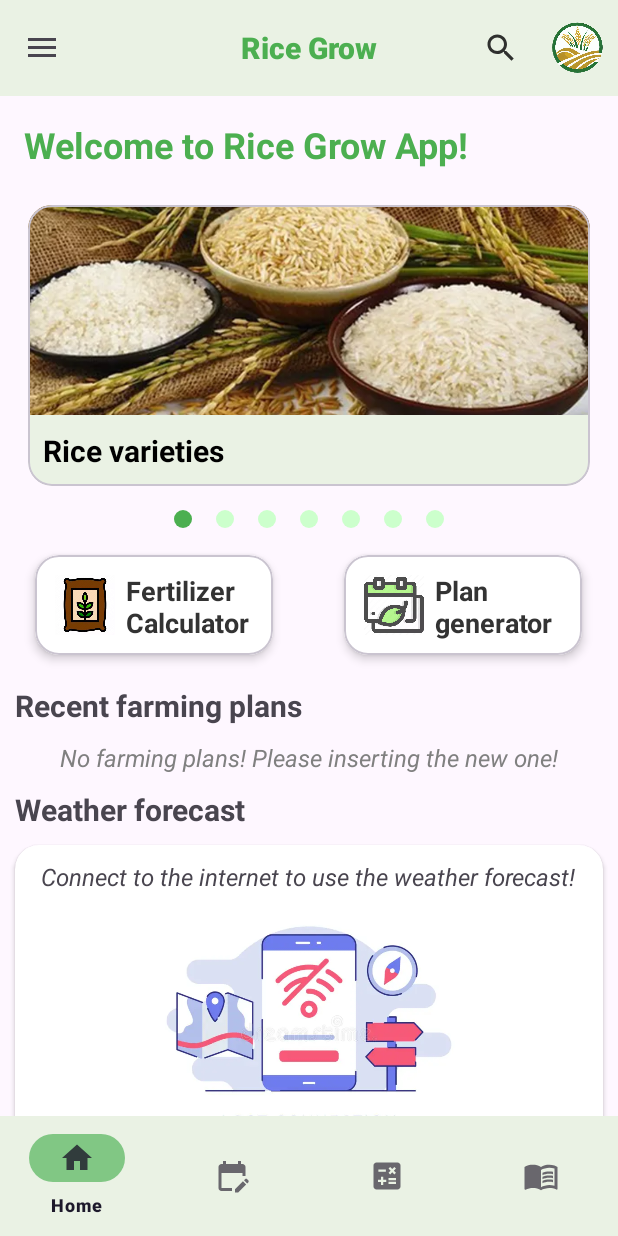
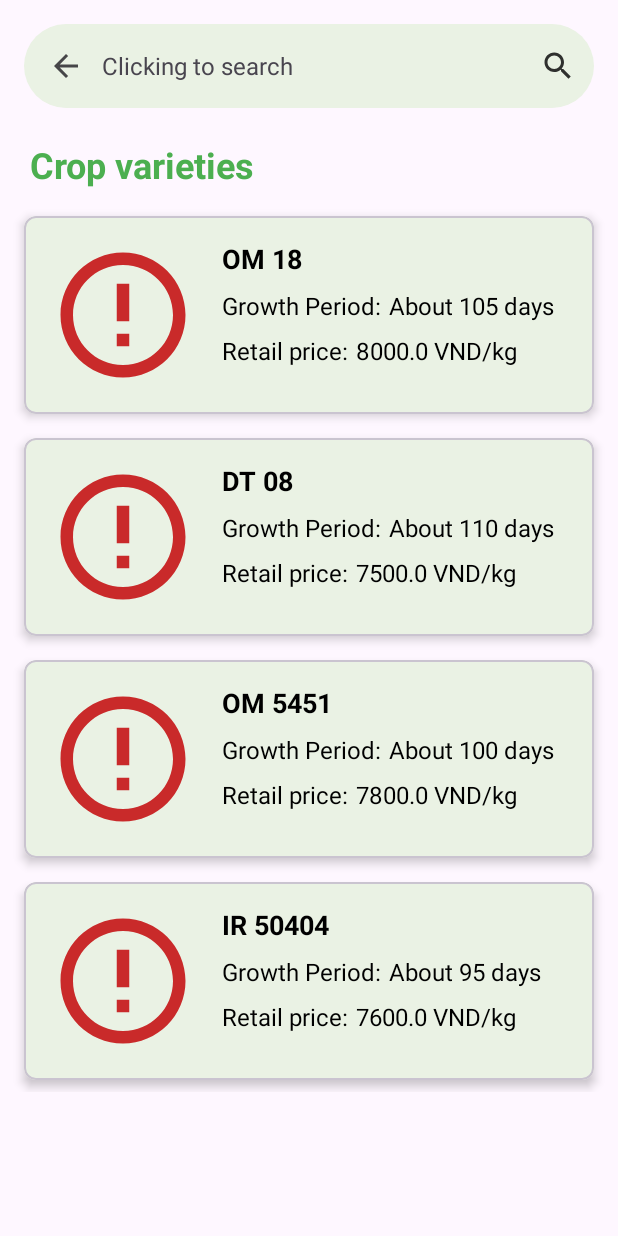
Before and after one commit to Hunter1725/RiceGrow, an Android app: the screen it shows after launch once a user with an empty profile is signed in (MainActivity before the commit, ListCrop after it), after a tap on "Rice varieties", on a phone screen of 412 x 824 dp. Run offline under Robolectric (Android 15) with nearby library versions, the phone set to English and light mode, and no system bars; our stand-ins replace Firebase (no records; nobody signed in at launch, a user with empty details on screens opened directly), Room's generated code; pictures from the network do not load.

Commit message:
Fix something

```diff
--- a/app/src/main/java/com/example/ricegrow/Activity/Main/SwipeViewAdapter.java
+++ b/app/src/main/java/com/example/ricegrow/Activity/Main/SwipeViewAdapter.java
@@ -11,6 +11,7 @@ import androidx.annotation.NonNull;
 import androidx.recyclerview.widget.RecyclerView;
 import androidx.viewpager2.widget.ViewPager2;
 
+import com.example.ricegrow.Activity.Knowledge.Management.Crop.ListCrop;
 import com.example.ricegrow.Activity.Knowledge.Management.DeficienciesToxicities.ListDeftox;
 import com.example.ricegrow.Activity.Knowledge.Management.Disease.ListDisease;
 import com.example.ricegrow.Activity.Knowledge.Management.Pest.ListPest;
@@ -48,7 +49,9 @@ public class SwipeViewAdapter extends RecyclerView.Adapter<SwipeViewAdapter.View
             @Override
             public void onClick(View v) {
                 String title = swipeModels.get(position).getTitle();
-                if (title.equals(context.getString(R.string.pests))) {
+                if (title.equals(context.getString(R.string.rice_varieties))) {
+                    context.startActivity(new Intent(context, ListCrop.class));
+                } else if (title.equals(context.getString(R.string.pests))) {
                     context.startActivity(new Intent(context, ListPest.class));
                 } else if (title.equals(context.getString(R.string.diseases))) {
                     context.startActivity(new Intent(context, ListDisease.class));
--- a/app/src/main/java/com/example/ricegrow/DatabaseFiles/RiceGrowDatabase.java
+++ b/app/src/main/java/com/example/ricegrow/DatabaseFiles/RiceGrowDatabase.java
@@ -1367,8 +1367,8 @@ public abstract class RiceGrowDatabase extends RoomDatabase {
             stages.add(stages8);
             Stages stages9 = new Stages("Dough", "Hạt chín sáp", 9, "The dough stage is a significant phase in the growth of rice crops. It refers to the stage when the rice grains become firm and undergo a transition from a milky texture to a dough-like consistency. During this stage, the grains continue to accumulate starch, and their moisture content decreases. The grains become denser and more compact, and their color may change from translucent to a light yellowish hue. \n" +
                     "The dough stage is critical for determining the optimal time for harvest, as the grains reach their maximum size and develop their characteristic texture. It is important to closely monitor the crop during this stage to ensure that the grains mature properly and attain the desired quality. Adequate irrigation, nutrient management, and pest control are essential for supporting grain development and maximizing yield. Overall, the dough stage marks a crucial milestone in the rice crop's growth, indicating that the grains are nearing maturity and approaching harvest readiness.",
-                    "The dough stage is a significant phase in the growth of rice crops. It refers to the stage when the rice grains become firm and undergo a transition from a milky texture to a dough-like consistency. During this stage, the grains continue to accumulate starch, and their moisture content decreases. The grains become denser and more compact, and their color may change from translucent to a light yellowish hue. \n" +
-                            "The dough stage is critical for determining the optimal time for harvest, as the grains reach their maximum size and develop their characteristic texture. It is important to closely monitor the crop during this stage to ensure that the grains mature properly and attain the desired quality. Adequate irrigation, nutrient management, and pest control are essential for supporting grain development and maximizing yield. Overall, the dough stage marks a crucial milestone in the rice crop's growth, indicating that the grains are nearing maturity and approaching harvest readiness.",
+                    "Giai đoạn nhão là một giai đoạn quan trọng trong quá trình sinh trưởng của cây lúa. Nó đề cập đến giai đoạn hạt gạo trở nên rắn chắc và trải qua quá trình chuyển đổi từ kết cấu màu trắng đục sang dạng sệt như bột nhão. Trong giai đoạn này, các hạt tiếp tục tích tụ tinh bột, và độ ẩm của chúng giảm. Các hạt trở nên đặc hơn và nhỏ gọn hơn, đồng thời màu sắc của chúng có thể thay đổi từ trong mờ sang màu vàng nhạt. \n" +
+                            "Giai đoạn nhào bột rất quan trọng để xác định thời điểm thu hoạch tối ưu, vì hạt đạt kích thước tối đa và phát triển cấu trúc đặc trưng của chúng. Điều quan trọng là phải theo dõi chặt chẽ cây trồng trong giai đoạn này để đảm bảo rằng hạt chín đúng cách và đạt được chất lượng mong muốn . Tưới tiêu đầy đủ, quản lý chất dinh dưỡng và kiểm soát sâu bệnh là điều cần thiết để hỗ trợ sự phát triển của hạt và tối đa hóa năng suất. Nhìn chung, giai đoạn trỗ đánh dấu một cột mốc quan trọng trong quá trình sinh trưởng của cây lúa, cho thấy rằng các hạt sắp chín và sắp sẵn sàng cho thu hoạch.",
                     "https://firebasestorage.googleapis.com/v0/b/ricegrow-a469b.appspot.com/o/stages%2Fdough.webp?alt=media&token=e4d5e180-91c7-4c12-af8b-c2cb0de9b6c7");
             stages.add(stages9);
             Stages stage10 = new Stages("Mature", "Hạt chín hoàn toàn", 10, "The mature stage is the final phase in the growth cycle of rice crops. It represents the culmination of the plant's development, where the rice grains reach their full maturity and are ready for harvest. During this stage, the rice plant undergoes physiological changes, such as the drying and yellowing of the leaves, indicating the completion of its life cycle. The rice grains attain their maximum size, weight, and colour, typically turning golden or brown, depending on the variety. \n" +
```
